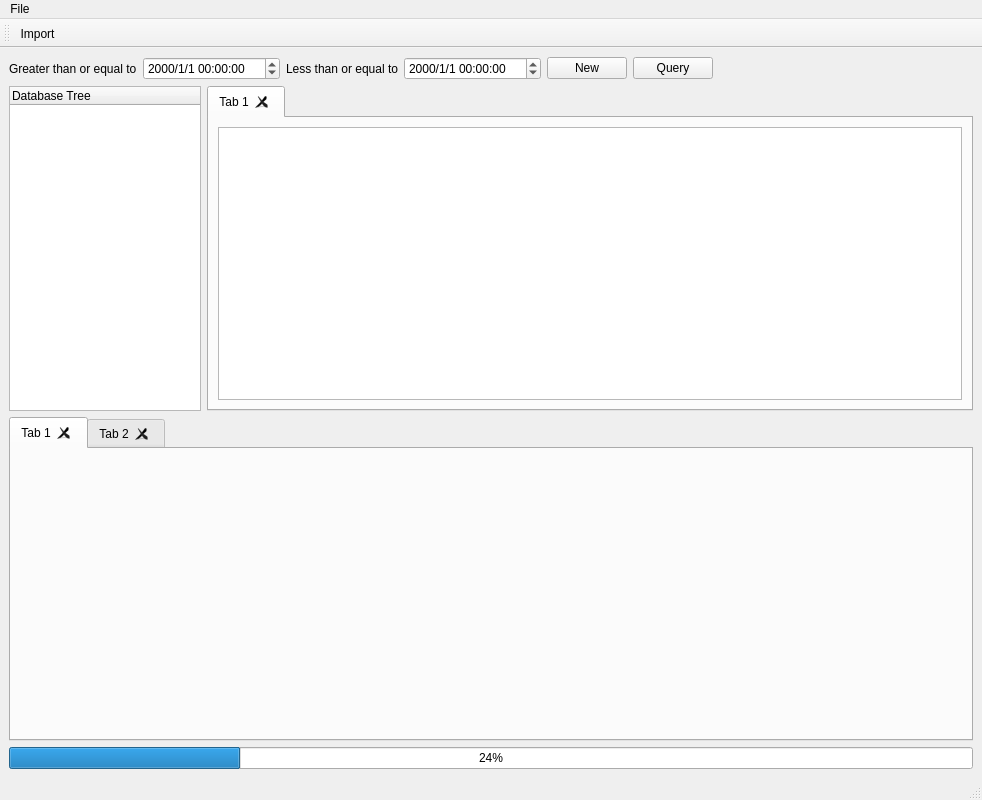
Before: the Qt Designer form resource/ui/Main.ui in XOB-CN/LogTools, drawn with Qt 5.
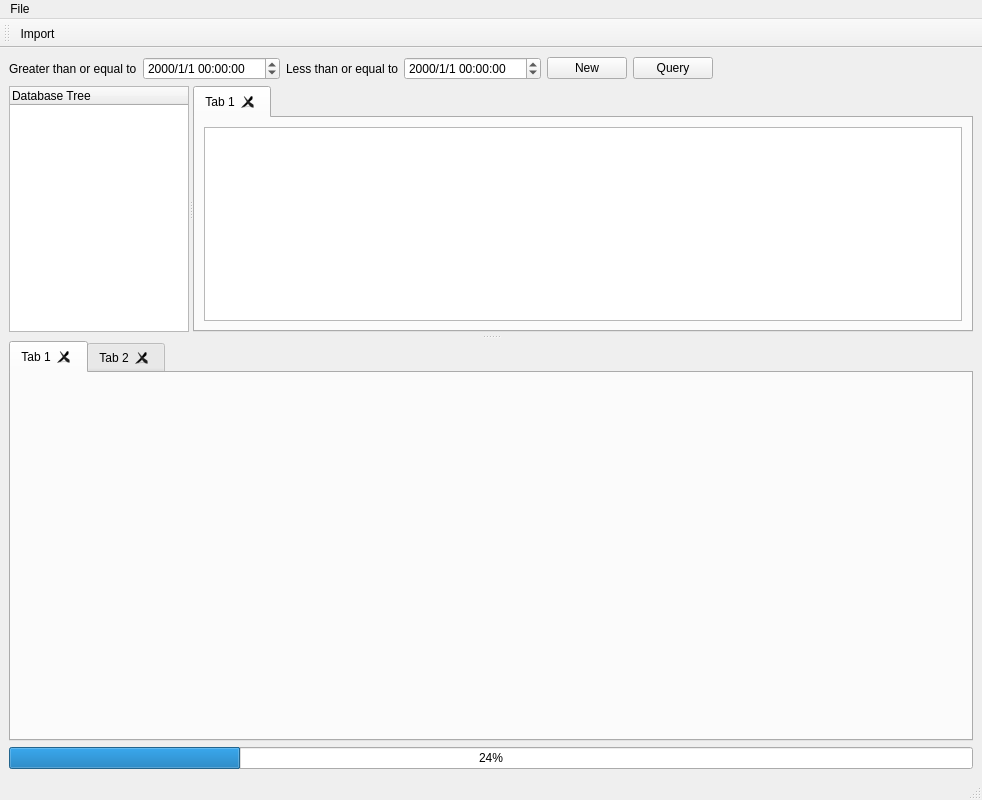
After: the same form once the commit is applied.

Diff of the .ui file:
```diff
--- a/resource/ui/Main.ui
+++ b/resource/ui/Main.ui
@@ -14,8 +14,6 @@
    <string>MainWindow</string>
   </property>
   <widget class="QWidget" name="centralwidget">
-   <layout class="QHBoxLayout" name="horizontalLayout_2">
-    <item>
      <layout class="QVBoxLayout" name="verticalLayout">
       <item>
        <layout class="QHBoxLayout" name="horizontalLayout">
@@ -77,37 +75,17 @@
        </layout>
       </item>
       <item>
-       <layout class="QGridLayout" name="gridLayout">
-        <item row="0" column="1">
-         <widget class="QTabWidget" name="tabQuery">
-          <property name="sizePolicy">
-           <sizepolicy hsizetype="Expanding" vsizetype="Expanding">
-            <horstretch>4</horstretch>
-            <verstretch>0</verstretch>
-           </sizepolicy>
-          </property>
-          <property name="currentIndex">
-           <number>0</number>
-          </property>
-          <property name="tabsClosable">
-           <bool>true</bool>
-          </property>
-          <property name="tabBarAutoHide">
-           <bool>false</bool>
-          </property>
-          <widget class="QWidget" name="tab_1">
-           <attribute name="title">
-            <string>Tab 1</string>
-           </attribute>
-           <layout class="QGridLayout" name="gridLayout_2">
-            <item row="0" column="0">
-             <widget class="QTextEdit" name="sqlEdit1"/>
-            </item>
-           </layout>
-          </widget>
-         </widget>
-        </item>
-        <item row="0" column="0">
+     <widget class="QSplitter" name="splitter_2">
+      <property name="orientation">
+       <enum>Qt::Vertical</enum>
+      </property>
+      <property name="handleWidth">
+       <number>9</number>
+      </property>
+      <widget class="QSplitter" name="splitter">
+       <property name="orientation">
+        <enum>Qt::Horizontal</enum>
+       </property>
          <widget class="QTreeWidget" name="treeList">
           <property name="sizePolicy">
            <sizepolicy hsizetype="Expanding" vsizetype="Expanding">
@@ -133,11 +111,48 @@
            </property>
           </column>
          </widget>
-        </item>
-       </layout>
-      </item>
-      <item>
+       <widget class="QTabWidget" name="tabQuery">
+        <property name="sizePolicy">
+         <sizepolicy hsizetype="Expanding" vsizetype="Expanding">
+          <horstretch>4</horstretch>
+          <verstretch>0</verstretch>
+         </sizepolicy>
+        </property>
+        <property name="currentIndex">
+         <number>0</number>
+        </property>
+        <property name="tabsClosable">
+         <bool>true</bool>
+        </property>
+        <property name="tabBarAutoHide">
+         <bool>false</bool>
+        </property>
+        <widget class="QWidget" name="tab_1">
+         <attribute name="title">
+          <string>Tab 1</string>
+         </attribute>
+         <layout class="QGridLayout" name="gridLayout_2">
+          <item row="0" column="0">
+           <widget class="QTextEdit" name="sqlEdit1">
+            <property name="sizePolicy">
+             <sizepolicy hsizetype="Expanding" vsizetype="Expanding">
+              <horstretch>0</horstretch>
+              <verstretch>0</verstretch>
+             </sizepolicy>
+            </property>
+           </widget>
+          </item>
+         </layout>
+        </widget>
+       </widget>
+      </widget>
        <widget class="QTabWidget" name="tabResult">
+       <property name="sizePolicy">
+        <sizepolicy hsizetype="Expanding" vsizetype="Expanding">
+         <horstretch>0</horstretch>
+         <verstretch>1</verstretch>
+        </sizepolicy>
+       </property>
         <property name="tabsClosable">
          <bool>true</bool>
         </property>
@@ -155,6 +170,7 @@
          </attribute>
         </widget>
        </widget>
+     </widget>
       </item>
       <item>
        <widget class="QProgressBar" name="progressBar">
@@ -164,8 +180,6 @@
        </widget>
       </item>
      </layout>
-    </item>
-   </layout>
   </widget>
   <widget class="QMenuBar" name="menubar">
    <property name="geometry">
```
Left out of the diff: 96 changed lines with no effect on the pictures. Lines whose indentation alone changed are shown as unchanged.
